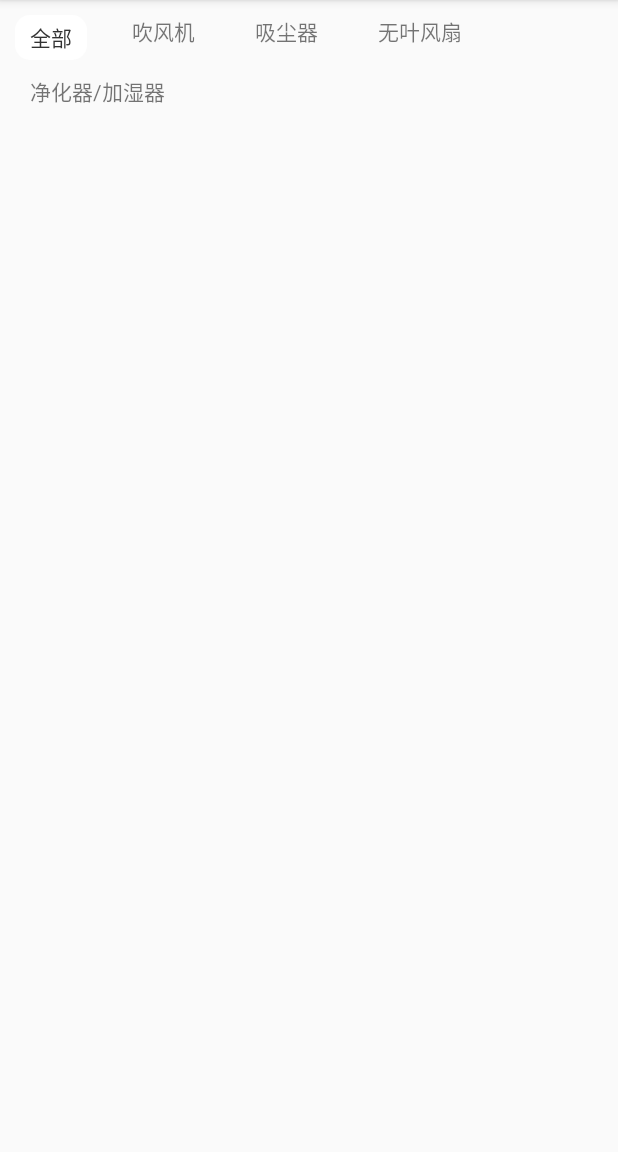
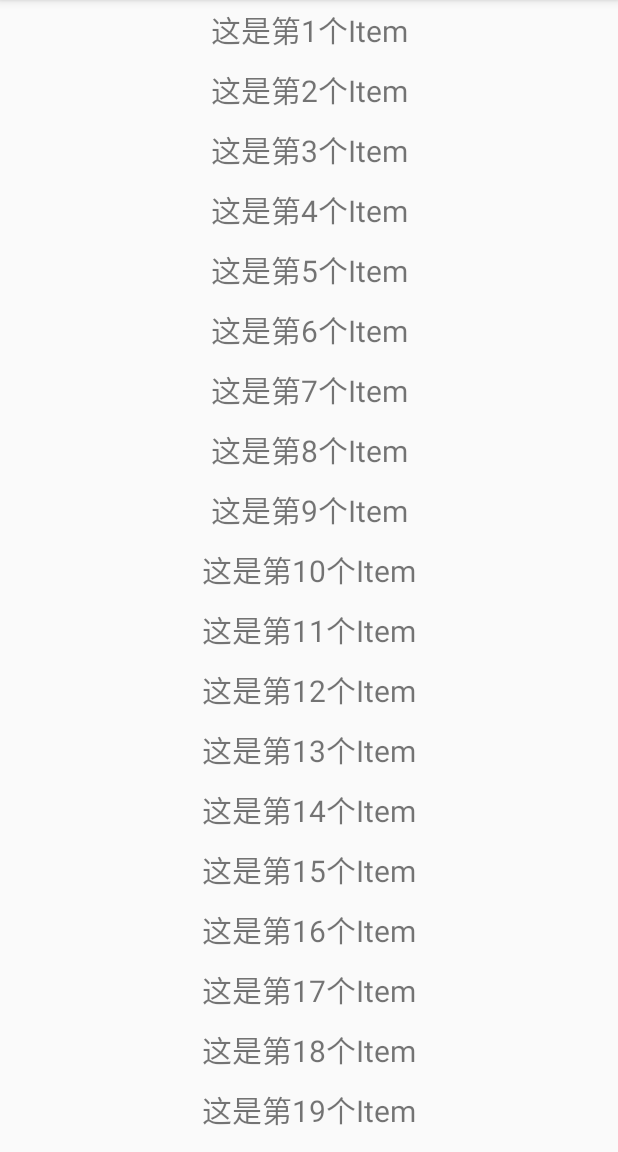
Before and after one commit to Ruwestbrook/Tool, an Android app: the screen it shows after launch (MainActivity), on a phone screen of 412 x 824 dp, the part 84-1236 px from its top. Run offline under Robolectric (Android 15) with nearby library versions, the light colour scheme and no system bars.

Commit message:
下拉刷新

```diff
--- a/app/src/main/java/com/tool/russ/tool/MainActivity.java
+++ b/app/src/main/java/com/tool/russ/tool/MainActivity.java
@@ -9,24 +9,38 @@ import android.support.v7.widget.RecyclerView;
 import android.view.LayoutInflater;
 import android.view.View;
 import android.view.ViewGroup;
+import android.widget.TextView;
 
 import com.tool.russ.view.RefreshView;
 import com.tool.russ.view.TxView;
 
 public class MainActivity extends AppCompatActivity {
-    private boolean flag=false;
-    TxView view;
+    private RecyclerView mRecyclerView;
     @Override
     protected void onCreate(Bundle savedInstanceState) {
         super.onCreate(savedInstanceState);
         setContentView(R.layout.activity_main);
-        view=findViewById(R.id.all);
-        view.setOnClickListener(new View.OnClickListener() {
+        mRecyclerView=findViewById(R.id.list);
+        mRecyclerView.setLayoutManager(new LinearLayoutManager(this));
+        mRecyclerView.setAdapter(new RecyclerView.Adapter() {
+            @NonNull
             @Override
-            public void onClick(View v) {
-                flag=!flag;
-                view.setSelected(flag);
+            public RecyclerView.ViewHolder onCreateViewHolder(@NonNull ViewGroup parent, int viewType) {
+                return new RecyclerView.ViewHolder(LayoutInflater.from(MainActivity.this).inflate(R.layout.item,parent,false)) {};
+            }
+
+            @SuppressLint("SetTextI18n")
+            @Override
+            public void onBindViewHolder(@NonNull RecyclerView.ViewHolder holder, int position) {
+                TextView textView=holder.itemView.findViewById(R.id.text);
+                textView.setText("这是第"+(position+1)+"个Item");
+            }
+
+            @Override
+            public int getItemCount() {
+                return 20;
             }
         });
+
     }
 }
--- a/app/src/main/res/layout/activity_main.xml
+++ b/app/src/main/res/layout/activity_main.xml
@@ -6,66 +6,12 @@
     android:layout_height="match_parent"
     tools:context=".MainActivity">
 
-    <com.tool.russ.view.FlowLayout
-        android:layout_width="match_parent"
-        android:layout_height="wrap_content"
-        app:layout_constraintEnd_toEndOf="parent">
-
-        <com.tool.russ.view.TxView
-            android:text="全部"
-            android:id="@+id/all"
-            android:paddingLeft="10dp"
-            android:paddingRight="10dp"
-            android:layout_marginLeft="10dp"
-            android:layout_marginRight="10dp"
-            android:layout_marginTop="10dp"
-            app:normalTextColor="#333"
-            app:selectTextColor="@color/white"
-            app:radius="10dp"
-            android:gravity="center"
-            app:select="true"
-            app:selectBackColor="#ff3727"
-            app:backColor="@color/white"
-            android:layout_width="wrap_content"
-            android:layout_height="30dp"/>
-        <TextView
-            android:layout_width="wrap_content"
-            android:layout_height="30dp"
-            android:layout_marginLeft="10dp"
-            android:layout_marginRight="10dp"
-            android:layout_marginTop="10dp"
-            android:paddingLeft="10dp"
-            android:paddingRight="10dp"
-            android:text="吹风机" />
-
-        <TextView
-            android:layout_width="wrap_content"
-            android:layout_height="30dp"
-            android:layout_marginLeft="10dp"
-            android:layout_marginRight="10dp"
-            android:layout_marginTop="10dp"
-            android:paddingLeft="10dp"
-            android:paddingRight="10dp"
-            android:text="吸尘器" />
-
-        <TextView
-            android:layout_width="wrap_content"
-            android:layout_height="30dp"
-            android:layout_marginLeft="10dp"
-            android:layout_marginRight="10dp"
-            android:layout_marginTop="10dp"
-            android:paddingLeft="10dp"
-            android:paddingRight="10dp"
-            android:text="无叶风扇" />
-
-        <TextView
-            android:layout_width="wrap_content"
-            android:layout_height="30dp"
-            android:layout_marginLeft="10dp"
-            android:layout_marginRight="10dp"
-            android:layout_marginTop="10dp"
-            android:paddingLeft="10dp"
-            android:paddingRight="10dp"
-            android:text="净化器/加湿器" />
-    </com.tool.russ.view.FlowLayout>
+ <com.tool.russ.view.RefreshView
+     android:layout_width="match_parent"
+     android:layout_height="match_parent">
+     <android.support.v7.widget.RecyclerView
+         android:layout_width="match_parent"
+         android:id="@+id/list"
+         android:layout_height="match_parent"/>
+ </com.tool.russ.view.RefreshView>
 </android.support.constraint.ConstraintLayout>
--- a/app/src/main/res/layout/item.xml
+++ b/app/src/main/res/layout/item.xml
@@ -1,8 +1,9 @@
 <?xml version="1.0" encoding="utf-8"?>
-<com.tool.russ.view.TxView
+<TextView
     xmlns:android="http://schemas.android.com/apk/res/android"
     android:layout_width="match_parent"
     android:text="这是一个Item"
+    android:id="@+id/text"
     xmlns:app="http://schemas.android.com/apk/res-auto"
     app:normalTextColor="#000"
     android:gravity="center"
@@ -10,4 +11,4 @@
     android:layout_height="40dp">
 
 
-</com.tool.russ.view.TxView>
+</TextView>
--- a/view/build.gradle
+++ b/view/build.gradle
@@ -32,6 +32,7 @@ dependencies {
     implementation fileTree(include: ['*.jar'], dir: 'libs')
     implementation 'com.android.support:appcompat-v7:27.1.1'
     testImplementation 'junit:junit:4.12'
+    implementation 'com.android.support.constraint:constraint-layout:1.1.3'
     androidTestImplementation 'com.android.support.test:runner:1.0.2'
     androidTestImplementation 'com.android.support.test.espresso:espresso-core:3.0.2'
     implementation 'com.android.support:recyclerview-v7:27.1.1'
--- a/view/src/main/java/com/tool/russ/view/RefreshView.java
+++ b/view/src/main/java/com/tool/russ/view/RefreshView.java
@@ -1,57 +1,83 @@
 package com.tool.russ.view;
 
+import android.annotation.SuppressLint;
 import android.content.Context;
 import android.support.annotation.Nullable;
 import android.support.v7.widget.RecyclerView;
 import android.util.AttributeSet;
+import android.util.Log;
+import android.view.LayoutInflater;
 import android.view.MotionEvent;
+import android.view.View;
 import android.view.ViewGroup;
+import android.widget.LinearLayout;
 
-public class RefreshView extends RecyclerView {
+public class RefreshView extends LinearLayout implements View.OnTouchListener {
+    private static final String TAG = "RefreshView";
+    private View headView;
+    private RecyclerView mRecyclerView;
+    LinearLayout.LayoutParams layoutParams;
     public RefreshView(Context context) {
-        super(context);
+        this(context,null);
     }
+    private boolean isFirst=false;
 
     public RefreshView(Context context, @Nullable AttributeSet attrs) {
-        super(context, attrs);
+        this(context, attrs,0);
     }
 
     public RefreshView(Context context, @Nullable AttributeSet attrs, int defStyle) {
         super(context, attrs, defStyle);
+        setOrientation(LinearLayout.VERTICAL);
+        setLongClickable(true);
+        headView=LayoutInflater.from(context).inflate(R.layout.refresh_title,this,false);
+        addView(headView,0);
     }
 
+
+    @SuppressLint("ClickableViewAccessibility")
     @Override
-    protected void onMeasure(int widthSpec, int heightSpec) {
+    protected void onLayout(boolean changed, int l, int t, int r, int b) {
+        super.onLayout(changed, l, t, r, b);
+        if(changed && !isFirst){
+            isFirst=true;
+            int height=headView.getMeasuredHeight();
+             layoutParams= (LayoutParams) headView.getLayoutParams();
+            layoutParams.topMargin=-height;
+            headView.setLayoutParams(layoutParams);
+            mRecyclerView= (RecyclerView) getChildAt(1);
+            mRecyclerView.setOnTouchListener(this);
+        }
 
-        ViewGroup.MarginLayoutParams layoutParams= (MarginLayoutParams) getLayoutParams();
-        layoutParams.topMargin=-150;
-        setLayoutParams(layoutParams);
-        super.onMeasure(widthSpec, heightSpec);
     }
 
     private float downY=0;
+
+
+
     @Override
-    public boolean onTouchEvent(MotionEvent e) {
-        switch (e.getAction()){
+    public boolean onTouch(View view, MotionEvent motionEvent) {
+
+        Log.d(TAG, "onTouch: "+headView.getLayoutParams().getClass());
+        Log.d(TAG, "onTouch: ");
+        switch (motionEvent.getAction()){
             case MotionEvent.ACTION_UP:
                 //抬起
-                ViewGroup.MarginLayoutParams layoutParams1= (MarginLayoutParams) getLayoutParams();
-                layoutParams1.topMargin= -150;
-                setLayoutParams(layoutParams1);
+                downY=0;
+                layoutParams.height=0;
+                headView.setLayoutParams(layoutParams);
                 break;
             case MotionEvent.ACTION_DOWN:
                 //按下
-                downY=e.getY();
+                downY=motionEvent.getRawY();
                 break;
             case MotionEvent.ACTION_MOVE:
                 //移动
-                float y=e.getY();
-                ViewGroup.MarginLayoutParams layoutParams= (MarginLayoutParams) getLayoutParams();
-                layoutParams.topMargin= (int) (-150+y-downY);
-                setLayoutParams(layoutParams);
+                float y=motionEvent.getRawY();
+
+               layoutParams.height= (int) (y-downY);
+                headView. setLayoutParams(layoutParams);
         }
-
-
-        return super.onTouchEvent(e);
+        return false;
     }
 }
```
Also changed, not shown: app/src/main/res/layout/refresh_title.xml (added, +51 -0 lines), view/src/main/res/layout/refresh_title.xml (added, +50 -0 lines), app/src/main/res/drawable/auction6_1.png (added), app/src/main/res/drawable/auction6_2.png (added), view/src/main/res/drawable/auction6_1.png (added), view/src/main/res/drawable/auction6_2.png (added).
